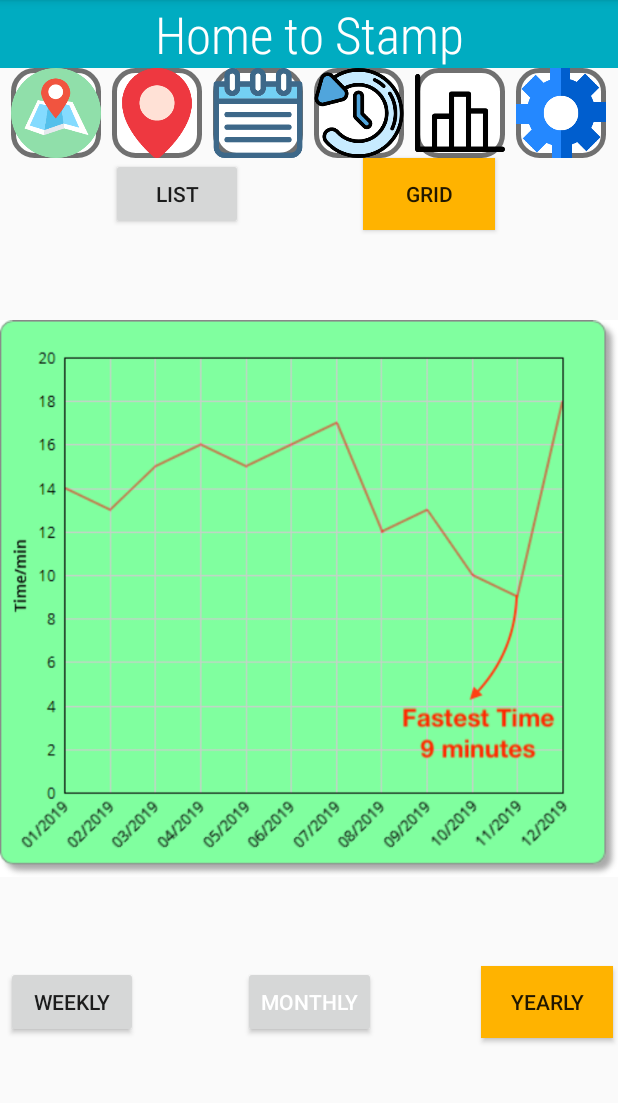
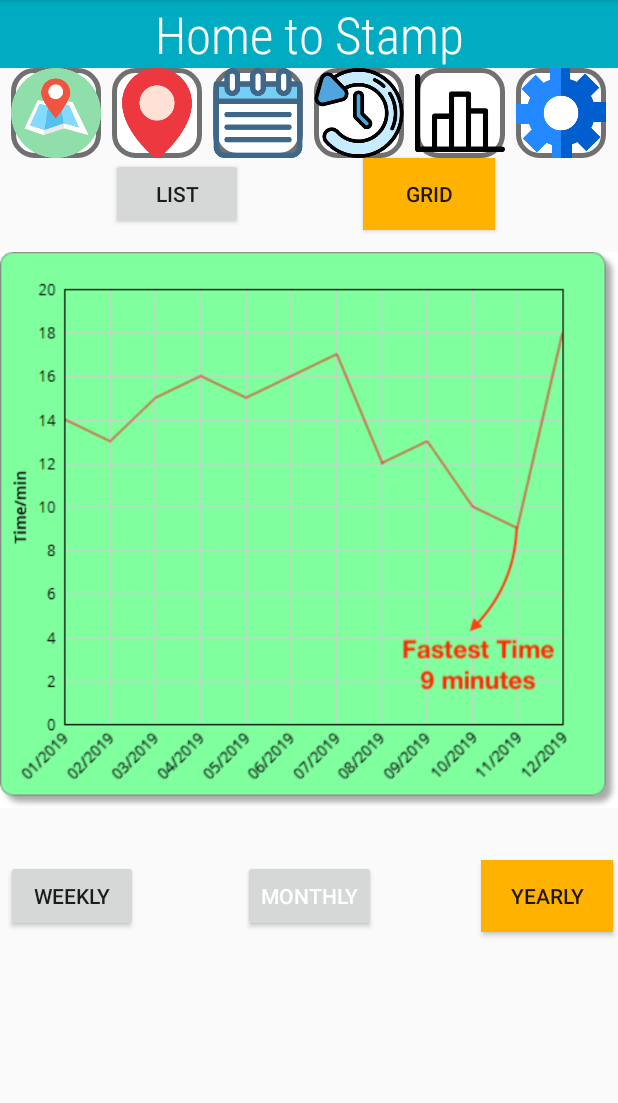
Before and after one commit to yourselvs/CMSC434-CommuteHelper, an Android app: the HistoryGridViewYear screen opened directly, with no data from a screen before it, on a phone screen of 412 x 824 dp, the part 84-1187 px from its top. Run offline under Robolectric (Android 15) with nearby library versions, the phone set to English and light mode, and no system bars.

Commit message:
Update activity_history_grid_view_year.xml

```diff
--- a/CommuteHelper/app/src/main/res/layout/activity_history_grid_view_year.xml
+++ b/CommuteHelper/app/src/main/res/layout/activity_history_grid_view_year.xml
@@ -162,14 +162,12 @@
 
     <ImageView
         android:id="@+id/imageView4"
-        android:layout_width="wrap_content"
-        android:layout_height="wrap_content"
-        app:layout_constraintBottom_toBottomOf="parent"
+        android:layout_width="0dp"
+        android:layout_height="400dp"
         app:layout_constraintEnd_toEndOf="parent"
         app:layout_constraintHorizontal_bias="0.0"
         app:layout_constraintStart_toStartOf="parent"
-        app:layout_constraintTop_toTopOf="parent"
-        app:layout_constraintVertical_bias="0.548"
+        app:layout_constraintTop_toBottomOf="@+id/button9"
         app:srcCompat="@drawable/year" />
 
     <Button
```
